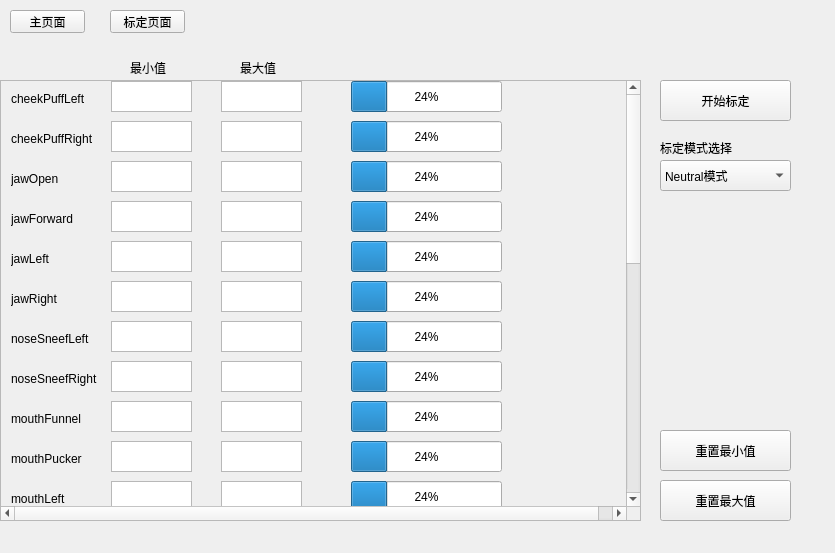
paper-tei/paper_tracker, file main_window.ui: the form before one commit.
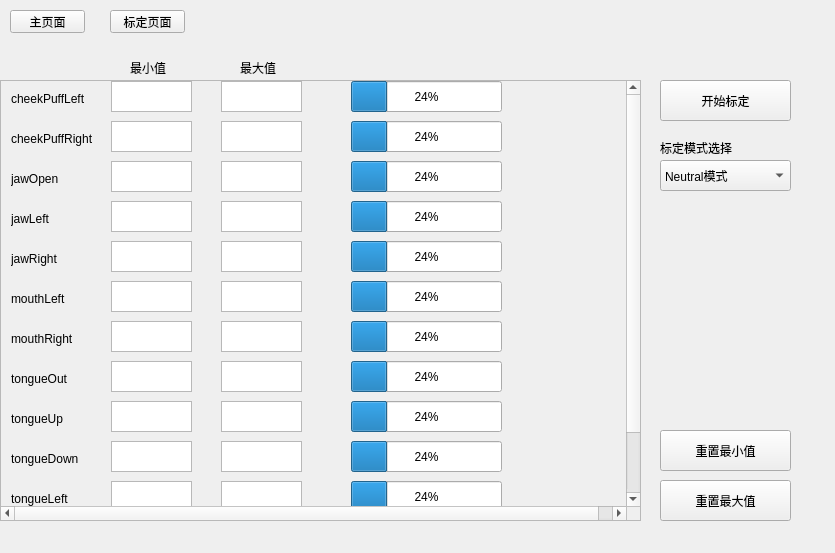
The form after the commit. The open tabs and pages were chosen to show the change.

Patch:
```diff
--- a/main_window.ui
+++ b/main_window.ui
@@ -222,15 +222,15 @@
       <property name="geometry">
        <rect>
         <x>0</x>
-        <y>0</y>
+        <y>-73</y>
         <width>639</width>
-        <height>1000</height>
+        <height>500</height>
        </rect>
       </property>
       <property name="minimumSize">
        <size>
         <width>0</width>
-        <height>1000</height>
+        <height>500</height>
        </size>
       </property>
       <widget class="QPlainTextEdit" name="plainTextEdit_3">
@@ -296,7 +296,7 @@
         </rect>
        </property>
        <property name="text">
-        <string>jawRight</string>
+        <string>mouthLeft</string>
        </property>
       </widget>
       <widget class="QLabel" name="label_13">
@@ -309,7 +309,7 @@
         </rect>
        </property>
        <property name="text">
-        <string>mouthFunnel</string>
+        <string>tongueUp</string>
        </property>
       </widget>
       <widget class="QLabel" name="label_6">
@@ -335,7 +335,7 @@
         </rect>
        </property>
        <property name="text">
-        <string>mouthLeft</string>
+        <string>tongueLeft</string>
        </property>
       </widget>
       <widget class="QPlainTextEdit" name="plainTextEdit_7">
@@ -441,7 +441,7 @@
         </rect>
        </property>
        <property name="text">
-        <string>noseSneefLeft</string>
+        <string>mouthRight</string>
        </property>
       </widget>
       <widget class="QPlainTextEdit" name="plainTextEdit_8">
@@ -464,7 +464,7 @@
         </rect>
        </property>
        <property name="text">
-        <string>jawLeft</string>
+        <string>jawRight</string>
        </property>
       </widget>
       <widget class="QPlainTextEdit" name="plainTextEdit_4">
@@ -497,7 +497,7 @@
         </rect>
        </property>
        <property name="text">
-        <string>mouthPucker</string>
+        <string>tongueDown</string>
        </property>
       </widget>
       <widget class="QPlainTextEdit" name="plainTextEdit_10">
@@ -530,7 +530,7 @@
         </rect>
        </property>
        <property name="text">
-        <string>jawForward</string>
+        <string>jawLeft</string>
        </property>
       </widget>
       <widget class="QPlainTextEdit" name="plainTextEdit">
@@ -583,7 +583,7 @@
         </rect>
        </property>
        <property name="text">
-        <string>noseSneefRight</string>
+        <string>tongueOut</string>
        </property>
       </widget>
       <widget class="QPlainTextEdit" name="plainTextEdit_22">
```
Left out of the diff: 580 changed lines with no effect on the pictures.
